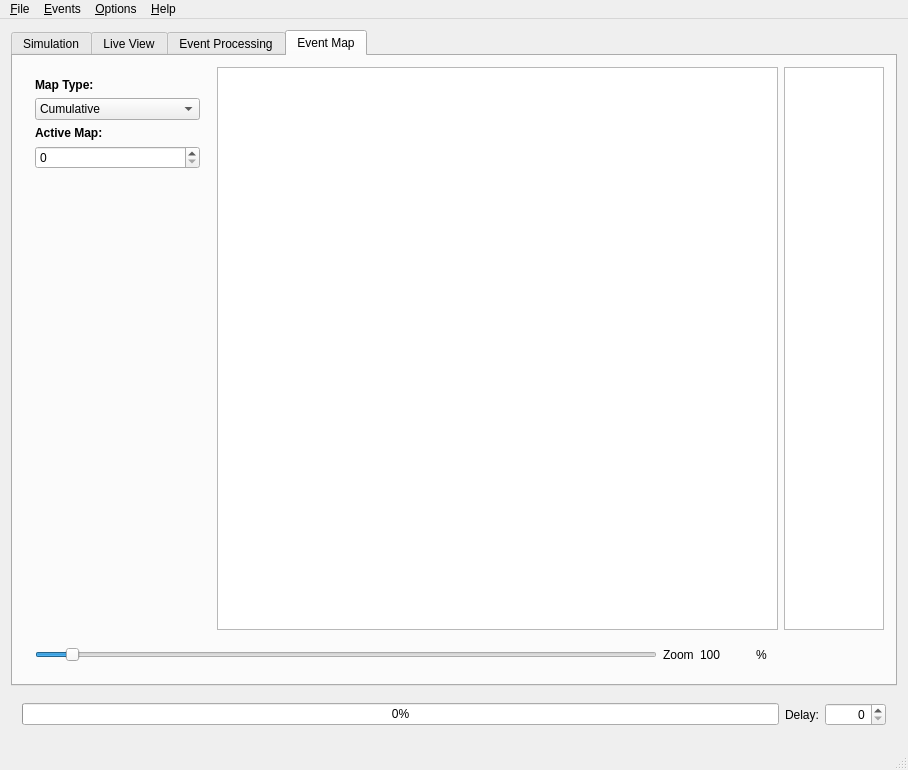
Above: mainwindow.ui from sojoe02/RANA before the change. Below: the same form after it.
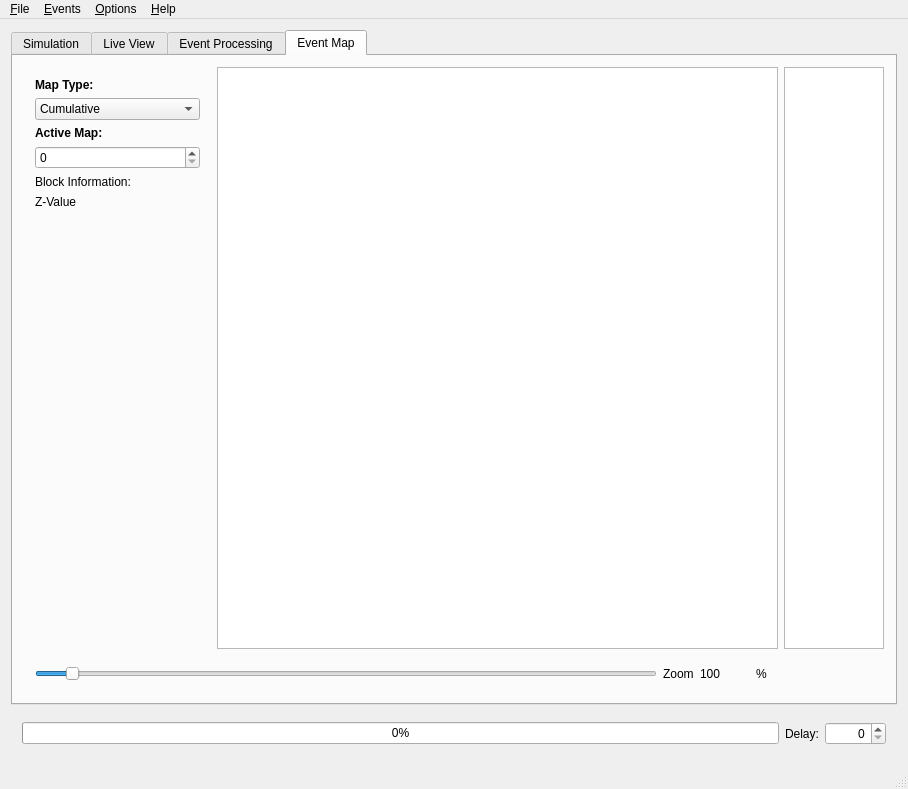
That is the form after the change.

The edit to the form file:
```diff
--- a/mainwindow.ui
+++ b/mainwindow.ui
@@ -7,7 +7,7 @@
     <x>0</x>
     <y>0</y>
     <width>908</width>
-    <height>768</height>
+    <height>789</height>
    </rect>
   </property>
   <property name="windowTitle">
@@ -1107,6 +1107,20 @@
              </property>
             </widget>
            </item>
+           <item>
+            <widget class="QLabel" name="label_30">
+             <property name="text">
+              <string>Block Information:</string>
+             </property>
+            </widget>
+           </item>
+           <item>
+            <widget class="QLabel" name="vis_zValueLabel">
+             <property name="text">
+              <string>Z-Value</string>
+             </property>
+            </widget>
+           </item>
            <item>
             <widget class="QWidget" name="vis_replaceWidget" native="true">
              <property name="sizePolicy">
@@ -1207,7 +1221,7 @@
           </property>
           <property name="minimumSize">
            <size>
-            <width>50</width>
+            <width>60</width>
             <height>0</height>
            </size>
           </property>
```
Left out of the diff: 9 changed lines with no effect on the pictures.
